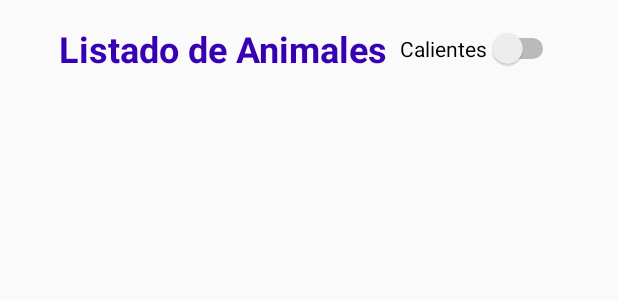
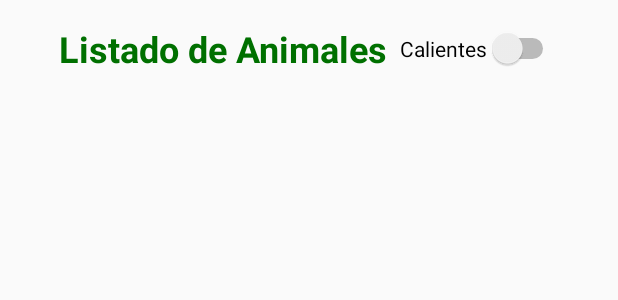
Before and after one commit to BrVenturaU/AnimalZoo, an Android app: the layout activity_listado_animales.xml on its own in the app's theme, with its tools: preview values and no code run, on a phone screen of 412 x 824 dp. Shown: the top 300 px of the screen. Run offline under Robolectric (Android 15) with nearby library versions, the phone set to English and light mode, and no system bars.

Commit message:
Merge in values resources directory

```diff
--- a/app/src/main/res/values/colors.xml
+++ b/app/src/main/res/values/colors.xml
@@ -1,6 +1,8 @@
 <?xml version="1.0" encoding="utf-8"?>
 <resources>
-    <color name="colorPrimary">#6200EE</color>
-    <color name="colorPrimaryDark">#3700B3</color>
-    <color name="colorAccent">#03DAC5</color>
+    <!--Colores principales de app-->
+    <color name="colorPrimary">#45A00F</color>
+    <color name="colorPrimaryDark">#007000</color>
+    <color name="colorAccent">#7AD248</color>
+    <color name="colorFondo">#FFFFFF</color>
 </resources>
--- a/app/src/main/res/values/styles.xml
+++ b/app/src/main/res/values/styles.xml
@@ -1,5 +1,4 @@
 <resources>
-    <!-- Base application theme. -->
     <style name="AppTheme" parent="Theme.AppCompat.Light.DarkActionBar">
         <!-- Customize your theme here. -->
         <item name="colorPrimary">@color/colorPrimary</item>
@@ -7,4 +6,8 @@
         <item name="colorAccent">@color/colorAccent</item>
     </style>
 
+    <style name="SplashTheme" parent="Theme.AppCompat.DayNight.NoActionBar">
+
+    </style>
+
 </resources>
```
Also changed, not shown: app/src/main/res/values/strings.xml (+15 -2 lines).
